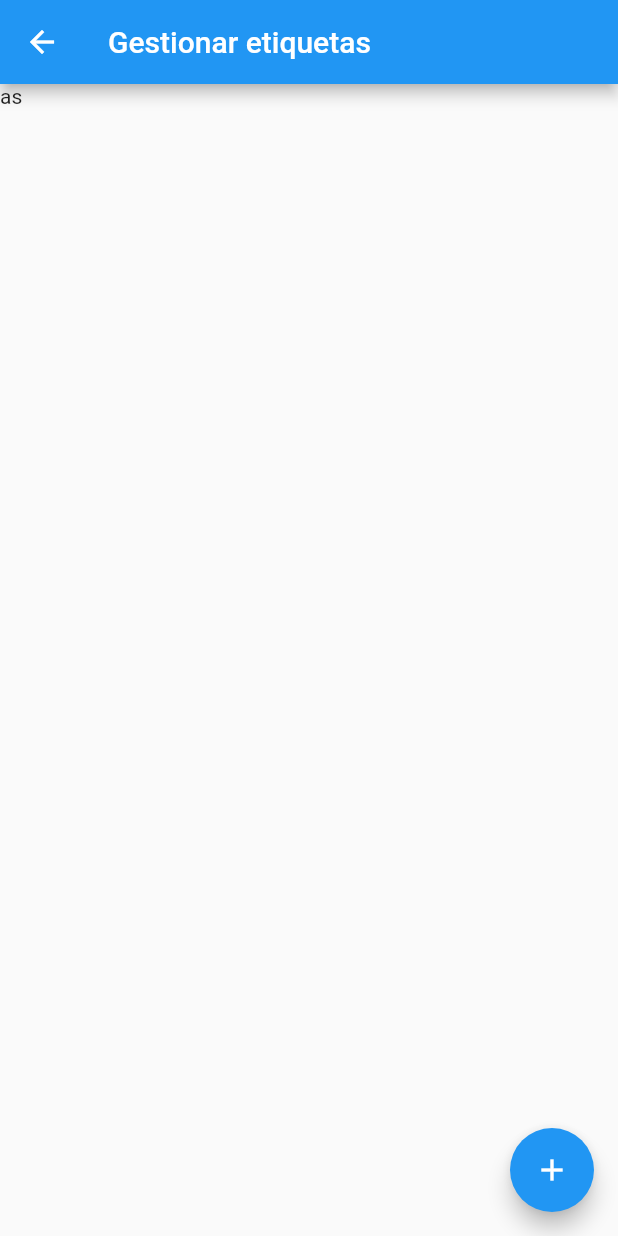
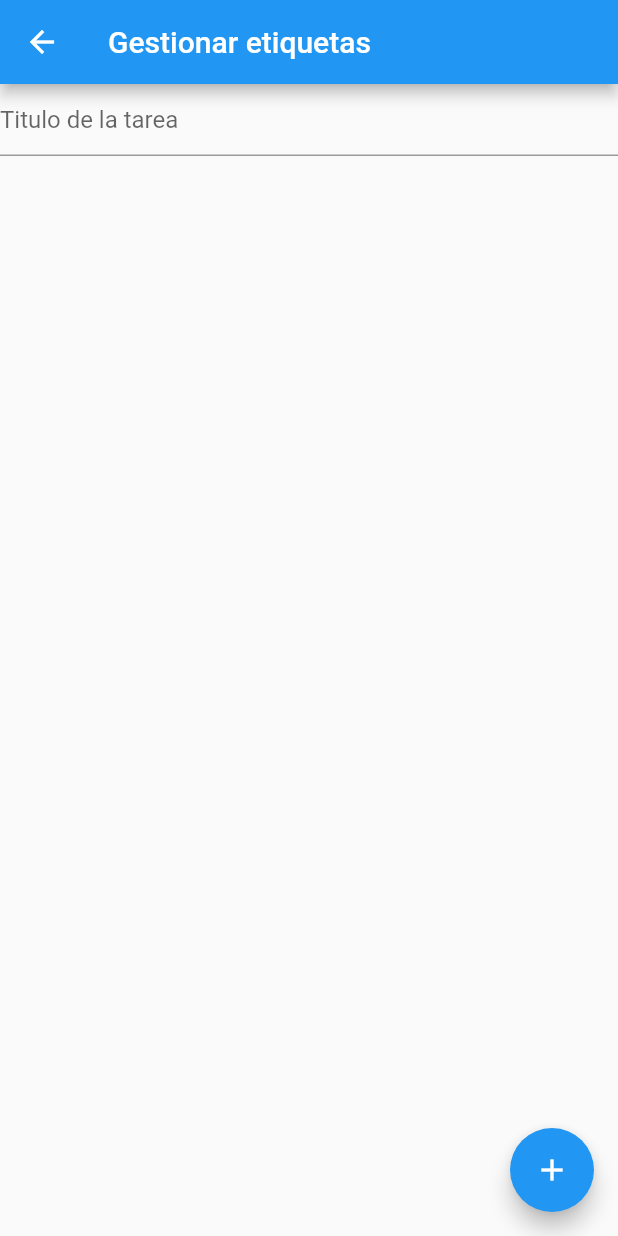
Before and after one commit to AleFlores15/Flutter-To-Do-List, a Flutter app: the FormularioEtiqueta screen opened directly, after a tap on the "add" icon, on a phone screen of 412 x 824 dp. Run offline on Flutter 3.47's test engine with Material 2 defaults, Android fonts, the phone set to English and light mode, and no system bars.

Commit message:
Text field added

```diff
--- a/lib/screens/etiqueta.dart
+++ b/lib/screens/etiqueta.dart
@@ -38,7 +38,13 @@ class _FormularioEtiquetaState extends State<FormularioEtiqueta> {
 
         for (String a in etiqueta) {
 
-          Widget item= Container(child: Text("as"),);
+          Widget item= TextFormField(
+                  onSaved: (valor){
+                  } ,
+                  decoration: InputDecoration(
+                    hintText: "Titulo de la tarea"
+                  ),
+                );
           temp.add(item);
         }
 
```
